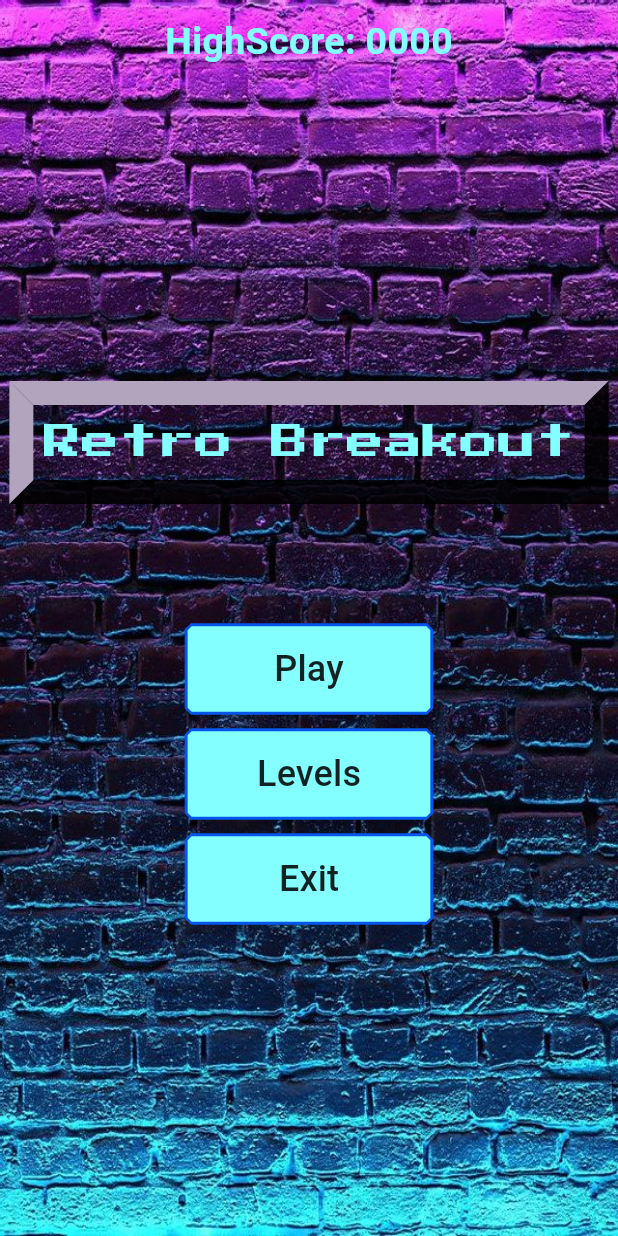
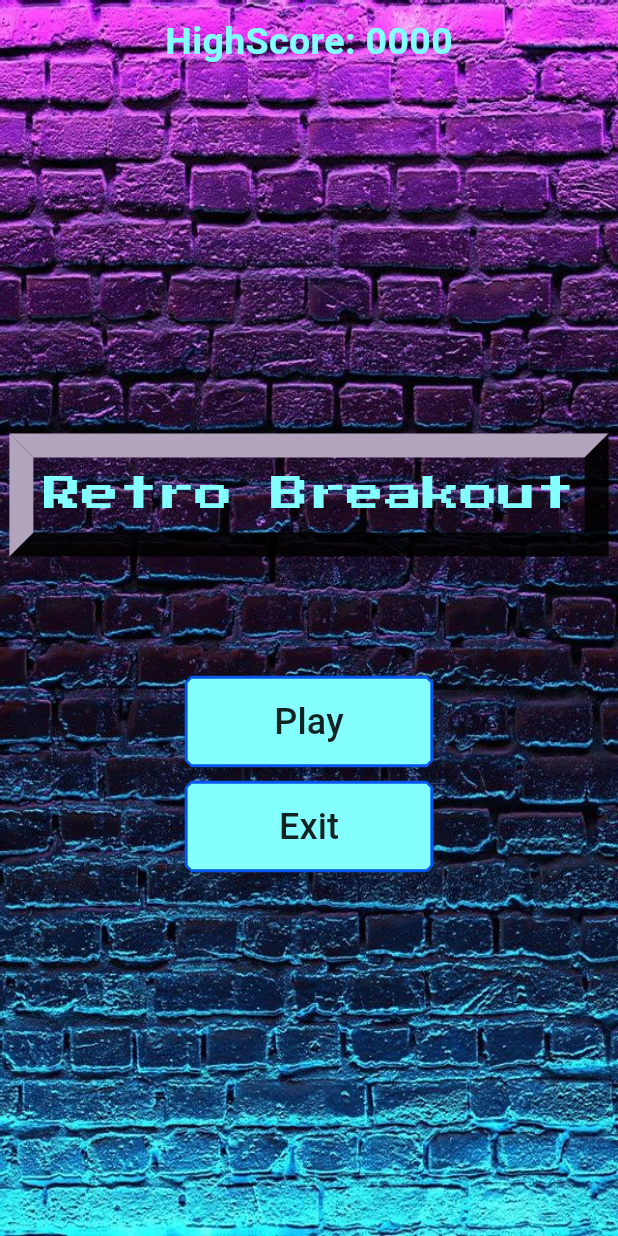
Before and after one commit to hngx-org/Team-Vibrant-Breakout, a Flutter app: the screen it shows after launch, on a phone screen of 412 x 824 dp. Run offline on Flutter 3.47's test engine with Material 2 defaults, Android fonts, the phone set to English and light mode, and no system bars; our stand-ins replace animate_do, flutter_screenutil, get, google_fonts, shared_preferences; missing offline and left inert: flame, flame_audio.

Commit message:
updated the buttons

```diff
--- a/lib/screens/starterPage.dart
+++ b/lib/screens/starterPage.dart
@@ -1,4 +1,5 @@
 import 'package:animate_do/animate_do.dart';
+import 'package:flame/game.dart';
 import 'package:flutter/material.dart';
 //import 'package:rive/rive.dart';
 import 'package:google_fonts/google_fonts.dart';
@@ -8,8 +9,7 @@ import 'package:get/get_navigation/get_navigation.dart';
 import 'package:team_vibrant_breakout/appTheme/colors.dart';
 import 'package:team_vibrant_breakout/constants/animation_constant.dart';
 import 'package:team_vibrant_breakout/screens/gameLevels.dart';
-import 'package:team_vibrant_breakout/screens/gameScreens/game.dart';
-import 'package:team_vibrant_breakout/screens/gameScreens/game_page.dart';
+
 
 class StarterPage extends StatelessWidget {
   const StarterPage({super.key});
@@ -82,24 +82,24 @@ class StarterPage extends StatelessWidget {
               BounceInLeft(
                 child: GameScreenButton(
                   onTap: () {
-                    Get.to(GamePage(brickGame: BrickGame(),));
+                    Get.to(() => const GameLevels());
                   },
                   label: 'Play',
                 ),
               ),
-              SizedBox(
-                height: 10,
-              ),
-              BounceInLeft(
-                child: GameScreenButton(
-                  onTap: () {
-                    Get.dialog(
-                      GameLevels(),
-                    );
-                  },
-                  label: 'Levels',
-                ),
-              ),
+              // SizedBox(
+              //   height: 10,
+              // ),
+              // BounceInLeft(
+              //   child: GameScreenButton(
+              //     onTap: () {
+              //       Get.dialog(
+              //         GameLevels(),
+              //       );
+              //     },
+              //     label: 'Levels',
+              //   ),
+              // ),
               const SizedBox(height: 10),
               // GameScreenButton(
               //   onTap: () {
```
